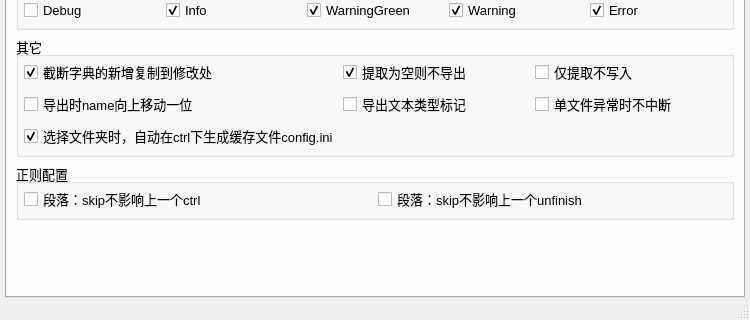
Old version of the form main/ui_mainWindow.ui in the repository satan53x/SExtractor; both pictures show x 0 to 750 and y 355 to 675 of the 750 by 675 pixel window.
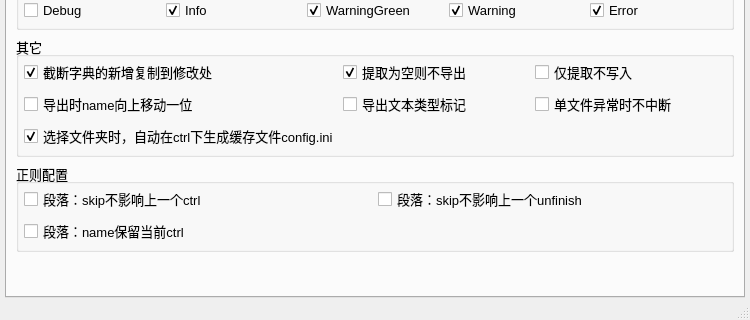
New version of the form. The open tabs and pages were chosen to show the change.

```diff
--- a/main/ui_mainWindow.ui
+++ b/main/ui_mainWindow.ui
@@ -1175,7 +1175,7 @@
           <property name="title">
            <string>正则配置</string>
           </property>
-          <layout class="QHBoxLayout" name="horizontalLayout_14">
+          <layout class="QGridLayout" name="gridLayout" columnstretch="5,5">
            <property name="leftMargin">
             <number>5</number>
            </property>
@@ -1188,20 +1188,40 @@
            <property name="bottomMargin">
             <number>5</number>
            </property>
-           <item>
+           <item row="0" column="0">
             <widget class="QCheckBox" name="skipIgnoreCtrlCheck">
              <property name="text">
               <string>段落：skip不影响上一个ctrl</string>
              </property>
             </widget>
            </item>
-           <item>
+           <item row="0" column="1">
             <widget class="QCheckBox" name="skipIgnoreUnfinishCheck">
              <property name="text">
               <string>段落：skip不影响上一个unfinish</string>
              </property>
             </widget>
            </item>
+           <item row="2" column="0">
+            <widget class="QCheckBox" name="nameKeepCtrlCheck">
+             <property name="text">
+              <string>段落：name保留当前ctrl</string>
+             </property>
+            </widget>
+           </item>
+           <item row="2" column="1">
+            <spacer name="horizontalSpacer_6">
+             <property name="orientation">
+              <enum>Qt::Horizontal</enum>
+             </property>
+             <property name="sizeHint" stdset="0">
+              <size>
+               <width>40</width>
+               <height>20</height>
+              </size>
+             </property>
+            </spacer>
+           </item>
           </layout>
          </widget>
         </item>
```
